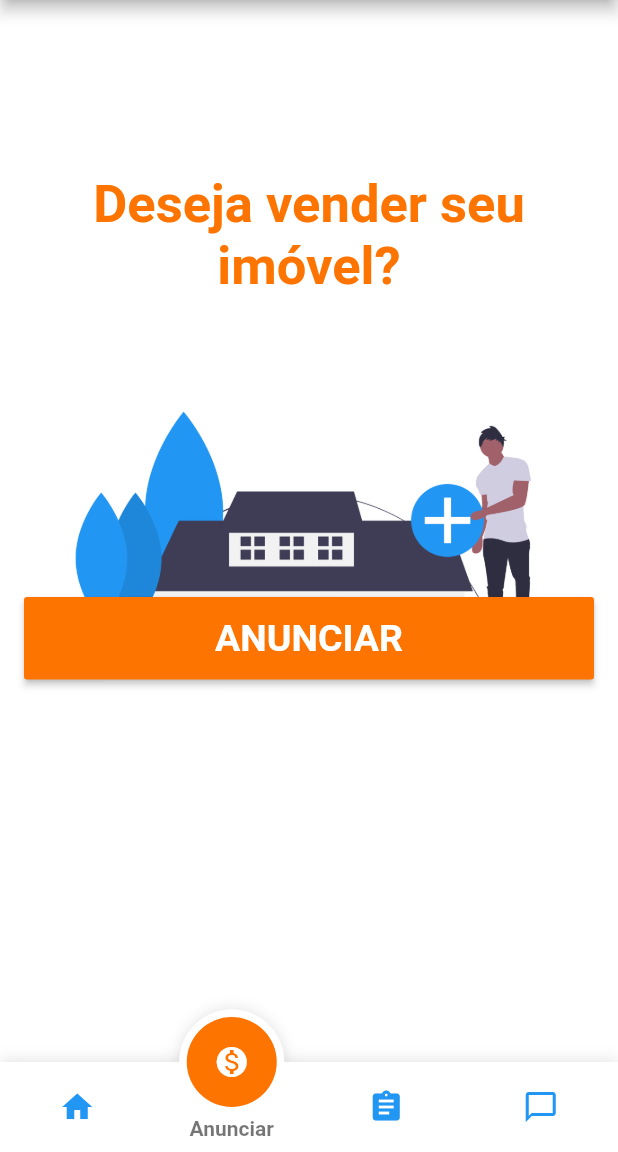
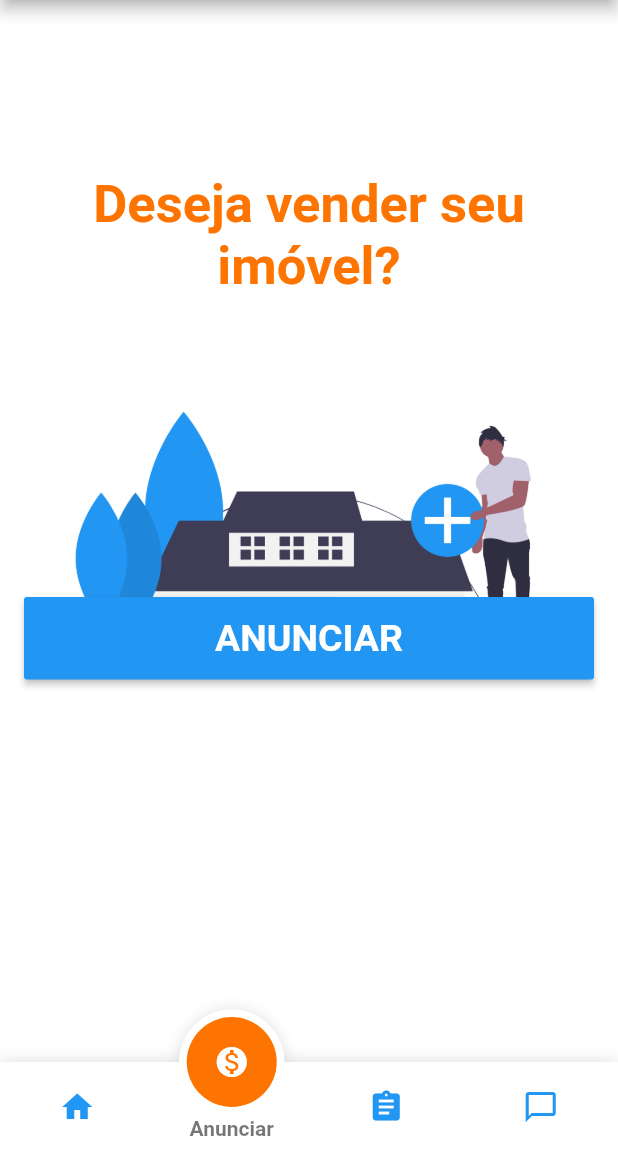
Before and after one commit to cpvasques/acheimudei_flutter, a Flutter app: the HomePage screen opened directly, item 2 of the bottom bar chosen, on a phone screen of 412 x 824 dp, the part 84-1236 px from its top. Run offline on Flutter 3.47's test engine with Material 2 defaults, Android fonts, the phone set to English and light mode, and no system bars; drawn by our look-alikes of fancy_bottom_navigation; our stand-ins replace carousel_slider, firebase_auth, font_awesome_flutter, google_sign_in; missing offline and left inert: flutter_facebook_login; accounts and stored records are empty; network calls fail.

```diff
--- a/lib/widgets/anunciarImovelBuilder.dart
+++ b/lib/widgets/anunciarImovelBuilder.dart
@@ -42,7 +42,7 @@ class _AnunciarImovelBuilder extends State<AnunciarImovelBuilder> {
                           color: Colors.white,
                         ),
                       ),
-                      color: Color(0xfffe7400),
+                      color: Colors.blue,
                       onPressed: () {
                         print('anuncio');
                       },
```
Also changed, not shown: lib/controllers/sign_in_facebook.dart (+8 -6 lines).
